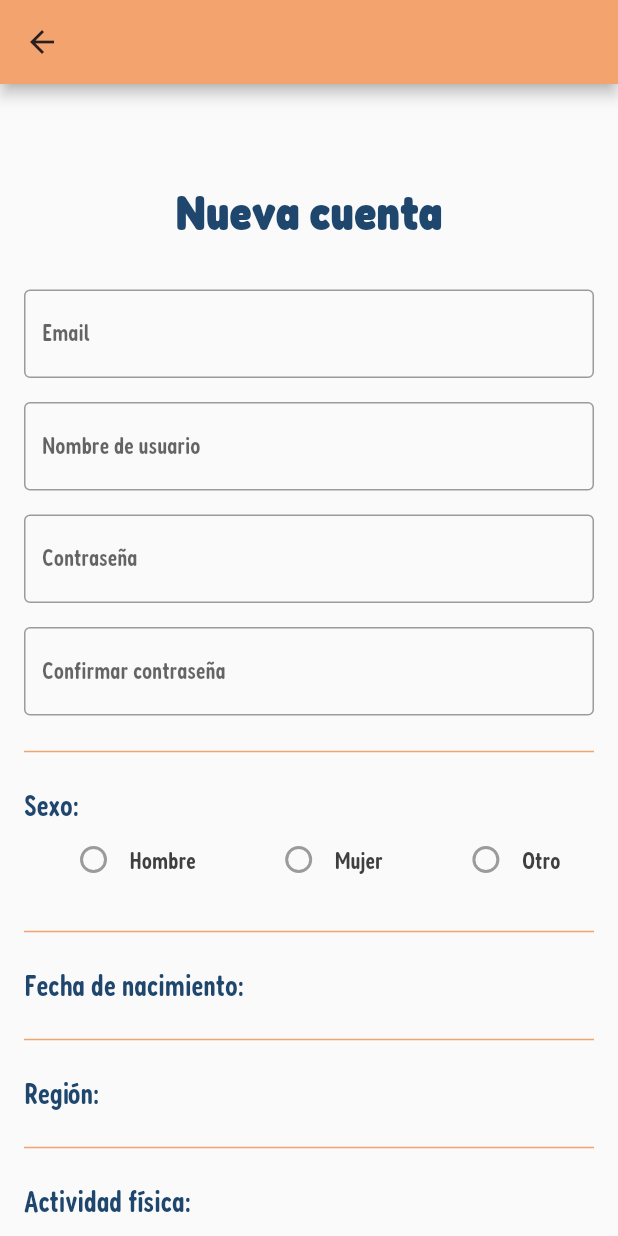
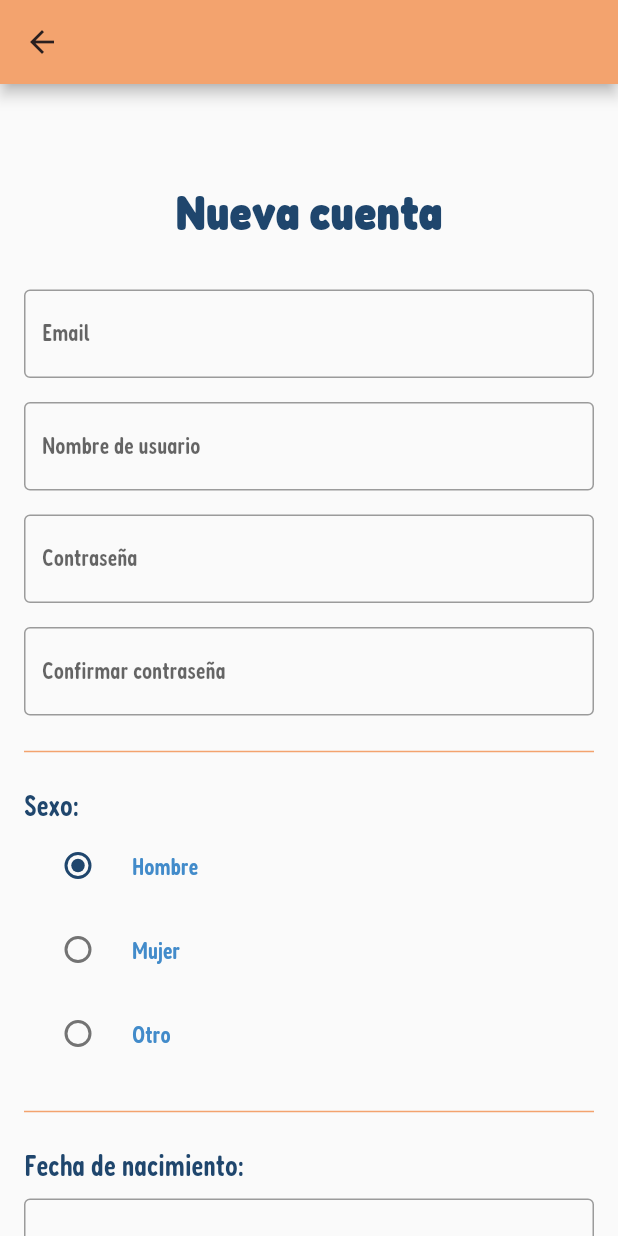
Before and after one commit to cinthya-g/AguaCapiPDM, a Flutter app: the screen it shows after launch, after a tap on "Crea una cuenta", on a phone screen of 412 x 824 dp. Run offline on Flutter 3.47's test engine with Material 2 defaults, Android fonts, the phone set to English and light mode, and no system bars.

Commit message:
Se modificó CREAR USUARIO y se añadió su provider; ajustes en LandingPage

```diff
--- a/aguacapi/lib/crear_usuario.dart
+++ b/aguacapi/lib/crear_usuario.dart
@@ -1,5 +1,10 @@
+import 'package:aguacapi/home_page.dart';
 import 'package:flutter/material.dart';
 import 'package:aguacapi/colors/colors.dart';
+import 'package:aguacapi/providers/crear_usuario_provider.dart';
+import 'package:provider/provider.dart';
+import 'dart:async';
+import 'package:intl/intl.dart';
 
 class CrearUsuario extends StatelessWidget {
   CrearUsuario({super.key});
@@ -8,7 +13,8 @@ class CrearUsuario extends StatelessWidget {
   Widget build(BuildContext context) {
     return Scaffold(
       appBar: AppBar(),
-      body: SingleChildScrollView(
+      body: Consumer<CrearUsuarioProvider>(builder: (context, provider, _) {
+        return SingleChildScrollView(
           padding: EdgeInsets.all(16.0),
           child: Form(
             child: Column(
@@ -79,55 +85,26 @@ class CrearUsuario extends StatelessWidget {
                   'Sexo:',
                   style: TextStyle(fontSize: 20.0, color: acBlue),
                 ),
-              Row(
-                mainAxisAlignment: MainAxisAlignment.spaceAround,
-                children: [
-                  Row(
-                    children: [
-                      Radio(
-                        value: 'male',
-                        groupValue: null,
-                        onChanged: null,
+                Column(
+                  // generar 3 radio buttons
+                  children: context
+                      .read<CrearUsuarioProvider>()
+                      .firstRadioGroupValues
+                      .entries
+                      .map(
+                        (entry) => RadioListTile(
+                          title: Text(entry.value),
+                          value: entry.key,
+                          groupValue:
+                              context.watch<CrearUsuarioProvider>().sexo,
+                          onChanged: (newValue) {
+                            context
+                                .read<CrearUsuarioProvider>()
+                                .setSexo(newValue!);
+                          },
                         ),
-                      Text(
-                        'Hombre',
-                        style: TextStyle(
-                            color: Color.fromARGB(255, 63, 63, 63),
-                            fontSize: 16.0),
-                      ),
-                    ],
-                  ),
-                  Row(
-                    children: [
-                      Radio(
-                        value: 'female',
-                        groupValue: null,
-                        onChanged: null,
-                      ),
-                      Text(
-                        'Mujer',
-                        style: TextStyle(
-                            color: Color.fromARGB(255, 63, 63, 63),
-                            fontSize: 16.0),
-                      ),
-                    ],
-                  ),
-                  Row(
-                    children: [
-                      Radio(
-                        value: 'other',
-                        groupValue: null,
-                        onChanged: null,
-                      ),
-                      Text(
-                        'Otro',
-                        style: TextStyle(
-                            color: Color.fromARGB(255, 63, 63, 63),
-                            fontSize: 16.0),
-                      ),
-                    ],
-                  ),
-                ],
+                      )
+                      .toList(),
                 ),
                 SizedBox(height: 16.0),
                 Container(
@@ -137,17 +114,36 @@ class CrearUsuario extends StatelessWidget {
                   ),
                 ),
                 SizedBox(height: 16.0),
-              Row(
-                mainAxisAlignment: MainAxisAlignment.start,
-                children: [
                 Text(
                   'Fecha de nacimiento:',
                   style: TextStyle(color: acBlue, fontSize: 20.0),
                 ),
+                SizedBox(height: 10.0),
+                TextField(
+                    controller: provider.selectedDate,
+                    decoration: InputDecoration(
+                      border: OutlineInputBorder(),
+                      hintText: 'Selecciona una fecha',
+                    ),
+                    onTap: () async {
+                      DateTime? pickedDate = await showDatePicker(
+                          context: context,
+                          initialDate: DateTime.now(),
+                          firstDate: DateTime(1900),
+                          lastDate: DateTime(2100));
+                      if (pickedDate != null) {
+                        print(pickedDate);
+                        String formattedDate =
+                            DateFormat('yyyy-MM-dd').format(pickedDate);
+                        provider.selectedDate.text = formattedDate;
+                        print(formattedDate);
+                        initialDate:
+                        formattedDate;
+                      } else {
+                        print('Date is not selected');
+                      }
+                    }),
                 SizedBox(width: 16.0),
-                  // TODO:insertar un wdiget de date picker
-                ],
-              ),
                 SizedBox(height: 16.0),
                 Container(
                   child: Divider(
@@ -164,8 +160,27 @@ class CrearUsuario extends StatelessWidget {
                       style: TextStyle(color: acBlue, fontSize: 20.0),
                     ),
                     SizedBox(width: 16.0),
-                  // TODO: Insertar un dropdown con regiones: fria, templada, calurosa
                   ],
+                ),
+                Column(
+                  children: context
+                      .read<CrearUsuarioProvider>()
+                      .secondRadioGroupValues
+                      .entries
+                      .map(
+                        (entry) => RadioListTile(
+                          title: Text(entry.value),
+                          value: entry.key,
+                          groupValue:
+                              context.watch<CrearUsuarioProvider>().region,
+                          onChanged: (newValue) {
+                            context
+                                .read<CrearUsuarioProvider>()
+                                .setRegion(newValue!);
+                          },
+                        ),
+                      )
+                      .toList(),
                 ),
                 SizedBox(height: 16.0),
                 Container(
@@ -183,8 +198,28 @@ class CrearUsuario extends StatelessWidget {
                       style: TextStyle(color: acBlue, fontSize: 20.0),
                     ),
                     SizedBox(width: 16.0),
-                  // TODO: Insertar un dropdown con actividades: alta, media, baja
                   ],
+                ),
+                Column(
+                  children: context
+                      .read<CrearUsuarioProvider>()
+                      .thirdRadioGroupValues
+                      .entries
+                      .map(
+                        (entry) => RadioListTile(
+                          title: Text(entry.value),
+                          value: entry.key,
+                          groupValue: context
+                              .watch<CrearUsuarioProvider>()
+                              .actividadFisica,
+                          onChanged: (newValue) {
+                            context
+                                .read<CrearUsuarioProvider>()
+                                .setActividadFisica(newValue!);
+                          },
+                        ),
+                      )
+                      .toList(),
                 ),
                 SizedBox(height: 16.0),
                 Row(
@@ -196,14 +231,25 @@ class CrearUsuario extends StatelessWidget {
                     ),
                     SizedBox(width: 16.0),
                     Switch(
-                    value: false,
-                    onChanged: null,
+                      value:
+                          context.watch<CrearUsuarioProvider>().permisoRanking,
+                      onChanged: (newValue) {
+                        context
+                            .read<CrearUsuarioProvider>()
+                            .setPermisoRanking(newValue);
+                      },
                     ),
                   ],
                 ),
                 SizedBox(height: 32.0),
                 ElevatedButton(
-                onPressed: () {},
+                  onPressed: () {
+                    Navigator.pop(context);
+                    Navigator.push(
+                      context,
+                      MaterialPageRoute(builder: (context) => HomePage()),
+                    );
+                  },
                   child: Text('Registrarse'),
                   style: ElevatedButton.styleFrom(
                     primary: Color.fromARGB(255, 31, 70, 109),
@@ -234,8 +280,8 @@ class CrearUsuario extends StatelessWidget {
               ],
             ),
           ),
-      ),
         );
-    ;
+      }),
+    );
   }
 }
--- a/aguacapi/lib/landing_page.dart
+++ b/aguacapi/lib/landing_page.dart
@@ -26,6 +26,7 @@ class LandingPage extends StatelessWidget {
                 ElevatedButton(
                   style: ElevatedButton.styleFrom(
                     primary: acBlue50,
+                    fixedSize: const Size(200, 50),
                   ),
                   // insertar botón de iniciar sesión con texto e icono
                   onPressed: () {
@@ -40,17 +41,37 @@ class LandingPage extends StatelessWidget {
                 ),
                 SizedBox(height: 16.0),
                 // insertar linea divisora
-                Container(
-                  width: 200,
-                  child: Divider(
-                    color: acBlue50,
-                    thickness: 1,
-                  ),
+                Row(
+                  mainAxisAlignment: MainAxisAlignment.center,
+                  children: [
+                    Container(
+                      width: 90,
+                      child: Divider(
+                        color: acBlue50,
+                        thickness: 1,
+                      ),
+                    ),
+                    Padding(
+                      padding: const EdgeInsets.only(right: 8.0, left: 8.0),
+                      child: Text(
+                        'o',
+                        style: TextStyle(fontSize: 18.0),
+                      ),
+                    ),
+                    Container(
+                      width: 90,
+                      child: Divider(
+                        color: acBlue50,
+                        thickness: 1,
+                      ),
+                    ),
+                  ],
                 ),
                 SizedBox(height: 16.0),
                 ElevatedButton(
                   style: ElevatedButton.styleFrom(
                     primary: acBlue50,
+                    fixedSize: const Size(200, 50),
                   ),
                   onPressed: () {
                     Navigator.push(
--- a/aguacapi/lib/main.dart
+++ b/aguacapi/lib/main.dart
@@ -3,8 +3,22 @@ import 'package:flutter/material.dart';
 import 'package:aguacapi/home_page.dart';
 import 'package:aguacapi/landing_page.dart';
 import 'package:aguacapi/colors/colors.dart';
+import 'package:aguacapi/providers/crear_usuario_provider.dart';
+import 'package:provider/provider.dart';
 
-void main() => runApp(const MyApp());
+void main() {
+  runApp(
+    // Agregar un MultiProvider
+    MultiProvider(
+      providers: [
+        ChangeNotifierProvider(
+          create: (context) => CrearUsuarioProvider(),
+        ),
+      ],
+      child: MyApp(),
+    ),
+  );
+}
 
 class MyApp extends StatelessWidget {
   const MyApp({super.key});
--- /dev/null
+++ b/aguacapi/lib/providers/crear_usuario_provider.dart
@@ -0,0 +1,80 @@
+import 'dart:async';
+import 'package:flutter/foundation.dart';
+import 'package:flutter/material.dart';
+
+class CrearUsuarioProvider with ChangeNotifier {
+  var emailController = TextEditingController();
+  var usernameController = TextEditingController();
+  var passwordController = TextEditingController();
+  var selectedDate = TextEditingController();
+
+// RadioButtons de sexo
+  var firstRadioGroupValues = {
+    0: 'Hombre',
+    1: 'Mujer',
+    2: 'Otro',
+  };
+  int sexo = 0;
+
+  // RadioButtons de región
+  var secondRadioGroupValues = {
+    0: 'Fría',
+    1: 'Templada',
+    2: 'Calurosa',
+  };
+  int region = 0;
+
+  // RadioButtons de actividad física
+  var thirdRadioGroupValues = {
+    0: 'Baja',
+    1: 'Media',
+    2: 'Alta',
+  };
+  int actividadFisica = 0;
+
+  // Controllers
+  String get getEmail => emailController.text;
+  String get getUsername => usernameController.text;
+  String get getPassword => passwordController.text;
+  String get getSelectedDate => selectedDate.text;
+
+  // Permiso de ranking
+  bool permisoRanking = true;
+
+  void setSexo(int value) {
+    sexo = value;
+    notifyListeners();
+    print('Sexo: ${sexo}');
+  }
+
+  void setRegion(int value) {
+    region = value;
+    notifyListeners();
+    print('Region: ${region}');
+  }
+
+  void setActividadFisica(int value) {
+    actividadFisica = value;
+    notifyListeners();
+    print('Actividad Física: ${actividadFisica}');
+  }
+
+  void setPermisoRanking(bool value) {
+    permisoRanking = value;
+    notifyListeners();
+    print('Permiso de ranking: ${permisoRanking}');
+  }
+
+  // Set de todos los controllers
+  void setControllers(
+      String email, String username, String password, String selectedDate) {
+    emailController.text = email;
+    print('Email: ${emailController.text}');
+    usernameController.text = username;
+    print('Username: ${usernameController.text}');
+    passwordController.text = password;
+    print('Password: ${passwordController.text}');
+    selectedDate = selectedDate;
+    notifyListeners();
+  }
+}
--- a/aguacapi/pubspec.yaml
+++ b/aguacapi/pubspec.yaml
@@ -36,6 +36,10 @@ dependencies:
   # The following adds the Cupertino Icons font to your application.
   # Use with the CupertinoIcons class for iOS style icons.
   cupertino_icons: ^1.0.2
+  provider: ^6.0.5
+  permission_handler: ^10.2.0
+  hive_flutter: ^1.1.0
+  intl: ^0.18.0
 
 dev_dependencies:
   flutter_test:
```
Also changed, not shown: aguacapi/pubspec.lock, 3 other files. Lines whose indentation alone changed are shown as unchanged.
